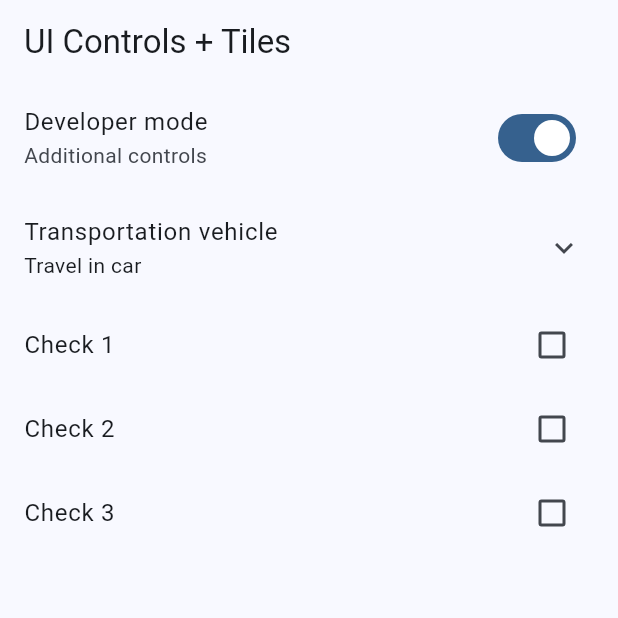
After one commit to raudel25/widget_app, a Flutter app: the UiControlsScreen screen opened by its route, on a phone screen of 412 x 824 dp, the top half of it. The commit adds this screen. Run offline on Flutter 3.47's test engine with Material 3 defaults, Android fonts, the phone set to English and light mode, and no system bars; our stand-ins replace go_router.

Commit message:
ui controls

```diff
--- a/lib/config/menu/menu_items.dart
+++ b/lib/config/menu/menu_items.dart
@@ -38,5 +38,10 @@ const appMenuItems = <MenuItem>[
       title: 'Animated container',
       subTitle: 'Animated Widget',
       route: '/animated',
-      icon: Icons.check_box_outline_blank_rounded)
+      icon: Icons.check_box_outline_blank_rounded),
+  MenuItem(
+      title: 'UI controls + Tiles',
+      subTitle: 'A series of controllers in flutter',
+      route: '/uiControls',
+      icon: Icons.car_rental_outlined)
 ];
--- a/lib/config/router/app_router.dart
+++ b/lib/config/router/app_router.dart
@@ -5,6 +5,7 @@ import 'package:widget_app/presentation/screens/cards/cards_screen.dart';
 import 'package:widget_app/presentation/screens/home/home_screen.dart';
 import 'package:widget_app/presentation/screens/progress_indicators/progress_indicators_screen.dart';
 import 'package:widget_app/presentation/screens/snackbars/snackbars_screen.dart';
+import 'package:widget_app/presentation/screens/ui_controls/ui_controls_screens.dart';
 
 final appRouter = GoRouter(
   routes: [
@@ -31,6 +32,10 @@ final appRouter = GoRouter(
     GoRoute(
       path: '/animated',
       builder: (context, state) => const AnimatedScreen(),
+    ),
+    GoRoute(
+      path: '/uiControls',
+      builder: (context, state) => const UiControlsScreen(),
     )
   ],
 );
--- /dev/null
+++ b/lib/presentation/screens/ui_controls/ui_controls_screens.dart
@@ -0,0 +1,116 @@
+import 'package:flutter/material.dart';
+
+class UiControlsScreen extends StatelessWidget {
+  const UiControlsScreen({super.key});
+
+  @override
+  Widget build(BuildContext context) {
+    return Scaffold(
+      appBar: AppBar(title: const Text('UI Controls + Tiles')),
+      body: const _UiControlsView(),
+    );
+  }
+}
+
+class _UiControlsView extends StatefulWidget {
+  const _UiControlsView();
+
+  @override
+  State<_UiControlsView> createState() => _UiControlsViewState();
+}
+
+enum _Transportation { car, plane, boat, submarine }
+
+class _UiControlsViewState extends State<_UiControlsView> {
+  bool isDeveloper = true;
+  _Transportation selectedTransportation = _Transportation.car;
+
+  bool checked1 = false;
+  bool checked2 = false;
+  bool checked3 = false;
+
+  String transportationToString() {
+    switch (selectedTransportation) {
+      case _Transportation.car:
+        return 'Travel in car';
+      case _Transportation.boat:
+        return 'Travel in boat';
+      case _Transportation.plane:
+        return 'Travel in plane';
+      case _Transportation.submarine:
+        return 'Travel in submarine';
+    }
+  }
+
+  @override
+  Widget build(BuildContext context) {
+    return ListView(
+      physics: const ClampingScrollPhysics(),
+      children: [
+        SwitchListTile(
+            title: const Text('Developer mode'),
+            subtitle: const Text('Additional controls'),
+            value: isDeveloper,
+            onChanged: (value) => setState(() {
+                  isDeveloper = value;
+                })),
+        ExpansionTile(
+          title: const Text('Transportation vehicle'),
+          subtitle: Text(transportationToString()),
+          children: [
+            RadioListTile(
+                title: const Text('By car'),
+                subtitle: const Text('Travel in car'),
+                value: selectedTransportation,
+                groupValue: _Transportation.car,
+                onChanged: (value) => setState(() {
+                      selectedTransportation = _Transportation.car;
+                    })),
+            RadioListTile(
+                title: const Text('By plane'),
+                subtitle: const Text('Travel in plane'),
+                value: selectedTransportation,
+                groupValue: _Transportation.plane,
+                onChanged: (value) => setState(() {
+                      selectedTransportation = _Transportation.plane;
+                    })),
+            RadioListTile(
+                title: const Text('By boat'),
+                subtitle: const Text('Travel in boat'),
+                value: selectedTransportation,
+                groupValue: _Transportation.boat,
+                onChanged: (value) => setState(() {
+                      selectedTransportation = _Transportation.boat;
+                    })),
+            RadioListTile(
+                title: const Text('By submarine'),
+                subtitle: const Text('Travel in submarine'),
+                value: selectedTransportation,
+                groupValue: _Transportation.submarine,
+                onChanged: (value) => setState(() {
+                      selectedTransportation = _Transportation.submarine;
+                    }))
+          ],
+        ),
+        CheckboxListTile(
+            title: const Text('Check 1'),
+            value: checked1,
+            onChanged: (value) => setState(() {
+                  checked1 = !checked1;
+                })),
+        CheckboxListTile(
+            title: const Text('Check 2'),
+            value: checked2,
+            onChanged: (value) => setState(() {
+                  checked2 = !checked2;
+                })),
+        CheckboxListTile(
+            title: const Text('Check 3'),
+            value: checked3,
+            onChanged: (value) => setState(() {
+                  checked3 = !checked3;
+                }))
+      ],
+    );
+  }
+}
```
